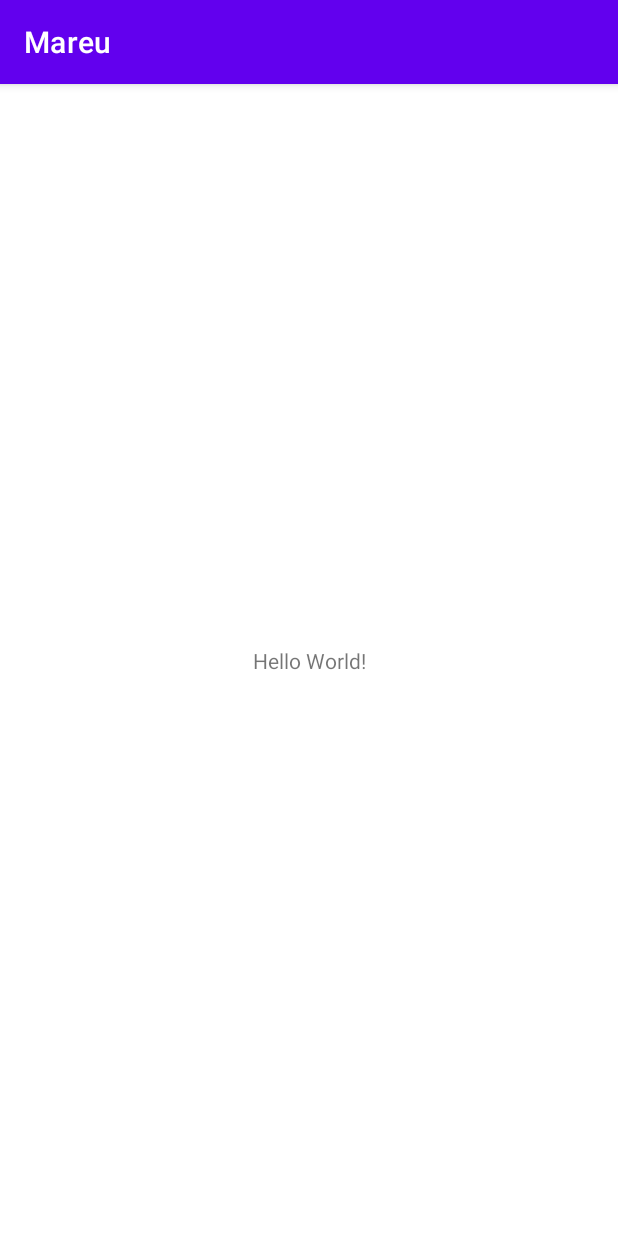
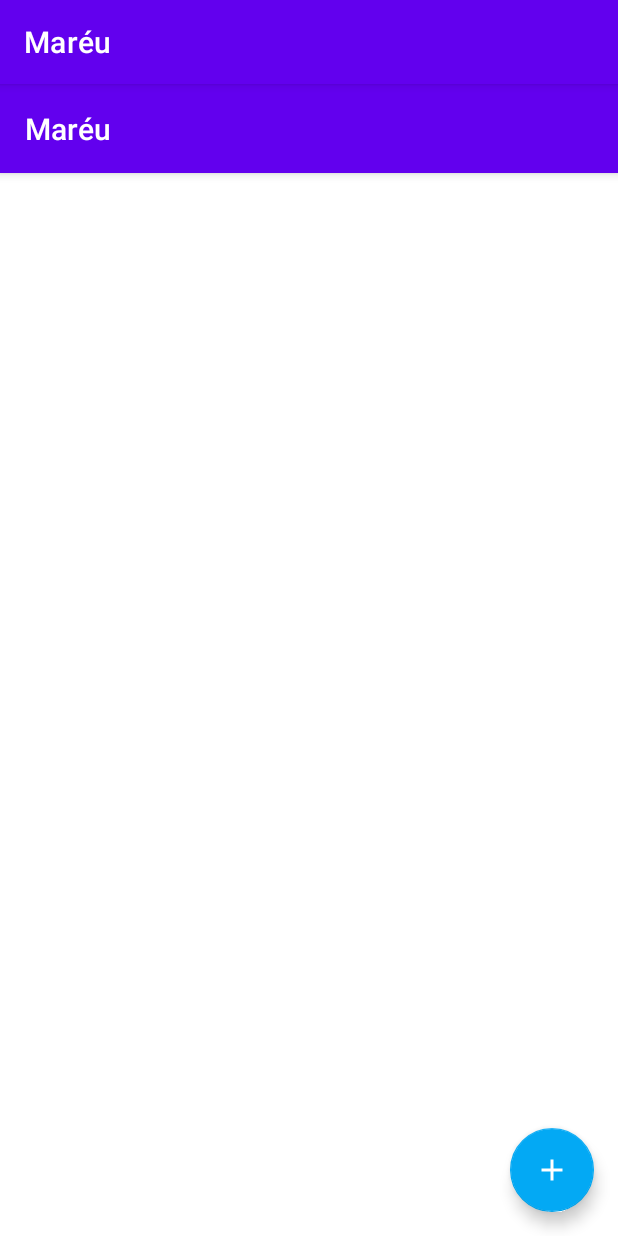
Before and after one commit to Davidvgn/openclassroom_P4, an Android app: the screen it shows after launch (MainActivity), on a phone screen of 412 x 824 dp. Run offline under Robolectric (Android 15) with nearby library versions, the phone set to English and light mode, and no system bars.

Commit message:
first step

```diff
--- a/app/src/main/AndroidManifest.xml
+++ b/app/src/main/AndroidManifest.xml
@@ -9,7 +9,7 @@
         android:roundIcon="@mipmap/ic_launcher_round"
         android:supportsRtl="true"
         android:theme="@style/Theme.Mareu">
-        <activity android:name=".MainActivity">
+        <activity android:name=".ui.MainActivity">
             <intent-filter>
                 <action android:name="android.intent.action.MAIN" />
 
--- a/app/src/main/java/com/example/mareu/MainActivity.java
+++ b/app/src/main/java/com/example/mareu/ui/MainActivity.java
@@ -1,8 +1,10 @@
-package com.example.mareu;
+package com.example.mareu.ui;
 
 import androidx.appcompat.app.AppCompatActivity;
 
 import android.os.Bundle;
+
+import com.example.mareu.R;
 
 public class MainActivity extends AppCompatActivity {
 
--- /dev/null
+++ b/app/src/main/res/drawable/ic_baseline_add_24.xml
@@ -0,0 +1,10 @@
+<vector xmlns:android="http://schemas.android.com/apk/res/android"
+    android:width="24dp"
+    android:height="24dp"
+    android:viewportWidth="24"
+    android:viewportHeight="24"
+    android:tint="?attr/colorControlNormal">
+  <path
+      android:fillColor="@android:color/white"
+      android:pathData="M19,13h-6v6h-2v-6H5v-2h6V5h2v6h6v2z"/>
+</vector>
--- a/app/src/main/res/layout/activity_main.xml
+++ b/app/src/main/res/layout/activity_main.xml
@@ -1,18 +1,63 @@
 <?xml version="1.0" encoding="utf-8"?>
-<androidx.constraintlayout.widget.ConstraintLayout xmlns:android="http://schemas.android.com/apk/res/android"
+<androidx.coordinatorlayout.widget.CoordinatorLayout xmlns:android="http://schemas.android.com/apk/res/android"
     xmlns:app="http://schemas.android.com/apk/res-auto"
     xmlns:tools="http://schemas.android.com/tools"
     android:layout_width="match_parent"
     android:layout_height="match_parent"
-    tools:context=".MainActivity">
+    android:fitsSystemWindows="true"
+    tools:context=".ui.MainActivity">
 
-    <TextView
+    <com.google.android.material.appbar.AppBarLayout
+        android:layout_width="match_parent"
+        android:layout_height="wrap_content"
+        android:theme="@style/AppTheme.AppBarOverlay">
+
+        <TextView
+            android:id="@+id/main_tv_title"
+            android:layout_width="wrap_content"
+            android:layout_height="wrap_content"
+            android:gravity="center"
+            android:minHeight="?actionBarSize"
+            android:padding="16dp"
+            android:text="@string/app_name"
+            android:textAppearance="@style/TextAppearance.Widget.AppCompat.Toolbar.Title" />
+    </com.google.android.material.appbar.AppBarLayout>
+
+        <androidx.viewpager.widget.ViewPager
+            android:id="@+id/main_vp"
+            android:layout_width="match_parent"
+            android:layout_height="match_parent"
+            app:layout_behavior="@string/appbar_scrolling_view_behavior">
+
+            <!--todo David faire des sections Salle /Description-->
+<!--            <androidx.constraintlayout.widget.ConstraintLayout-->
+<!--                android:layout_width="match_parent"-->
+<!--                android:layout_height="wrap_content">-->
+<!--            <TextView-->
+<!--                android:id="@+id/main_tv_meetingRoom"-->
+<!--                android:layout_width="0dp"-->
+<!--                android:layout_height="wrap_content"-->
+<!--                android:gravity="center"-->
+<!--                android:minHeight="?actionBarSize"-->
+<!--                android:padding="16dp"-->
+<!--                android:text="Salle"-->
+<!--                android:textAppearance="@style/TextAppearance.Widget.AppCompat.Toolbar.Title"-->
+<!--                app:layout_constraintTop_toTopOf="@id/main_vp"-->
+<!--                app:layout_constraintStart_toStartOf="parent" />-->
+<!--            </androidx.constraintlayout.widget.ConstraintLayout>-->
+
+        </androidx.viewpager.widget.ViewPager>
+
+
+    <com.google.android.material.floatingactionbutton.FloatingActionButton
+        android:id="@+id/main_fab_add"
         android:layout_width="wrap_content"
         android:layout_height="wrap_content"
-        android:text="Hello World!"
-        app:layout_constraintBottom_toBottomOf="parent"
-        app:layout_constraintLeft_toLeftOf="parent"
-        app:layout_constraintRight_toRightOf="parent"
-        app:layout_constraintTop_toTopOf="parent" />
+        android:layout_gravity="end|bottom"
+        android:layout_margin="@dimen/activity_horizontal_margin"
+        android:contentDescription="@string/add_meeting"
+        android:src="@drawable/ic_baseline_add_24"
+        app:backgroundTint="@color/colorPrimary"
+        app:tint="?attr/colorOnPrimary" />
 
-</androidx.constraintlayout.widget.ConstraintLayout>
+</androidx.coordinatorlayout.widget.CoordinatorLayout>
--- a/app/src/main/res/values/colors.xml
+++ b/app/src/main/res/values/colors.xml
@@ -7,4 +7,10 @@
     <color name="teal_700">#FF018786</color>
     <color name="black">#FF000000</color>
     <color name="white">#FFFFFFFF</color>
+
+    <color name="colorPrimary">#03A9F4</color>
+    <color name="colorPrimaryVariant">#0287c3</color>
+    <color name="colorSecondary">#FF80AB</color>
+    <color name="star">#EAD200</color>
+    <color name="light_grey">#EEEEEE</color>
 </resources>
--- /dev/null
+++ b/app/src/main/res/values/dimens.xml
@@ -0,0 +1,5 @@
+<?xml version="1.0" encoding="utf-8"?>
+<resources>
+    <dimen name="activity_horizontal_margin">16dp</dimen>
+    <dimen name="neighbour_detail_app_bar_height">300dp</dimen>
+</resources>
--- a/app/src/main/res/values/strings.xml
+++ b/app/src/main/res/values/strings.xml
@@ -1,3 +1,5 @@
 <resources>
-    <string name="app_name">Mareu</string>
+    <string name="app_name">Maréu</string>
+    <string name="add_meeting">Add new meeting</string>
+    <string name="delete_meeting">Delete meeting</string>
 </resources>
--- a/app/src/main/res/values/themes.xml
+++ b/app/src/main/res/values/themes.xml
@@ -13,4 +13,6 @@
         <item name="android:statusBarColor" tools:targetApi="l">?attr/colorPrimaryVariant</item>
         <!-- Customize your theme here. -->
     </style>
+    <style name="AppTheme.AppBarOverlay" parent="ThemeOverlay.AppCompat.Dark.ActionBar" />
+
 </resources>
```
Also changed, not shown: app/src/main/java/com/example/mareu/data/Meeting.java (added, +42 -0 lines), app/src/main/res/drawable/ic_baseline_delete_24.xml (added, +10 -0 lines), app/src/main/res/layout/meeting_item.xml (added, +48 -0 lines).
